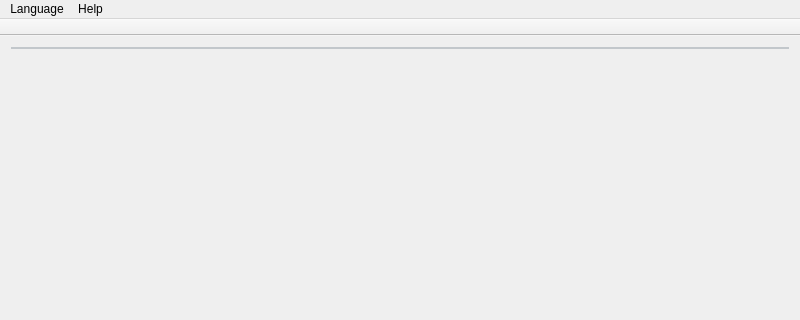
Above: losocket.ui from long568/LoSocket before the change; both pictures show x 0 to 800 and y 0 to 320 of the 800 by 600 pixel window. Below: the same form after it.
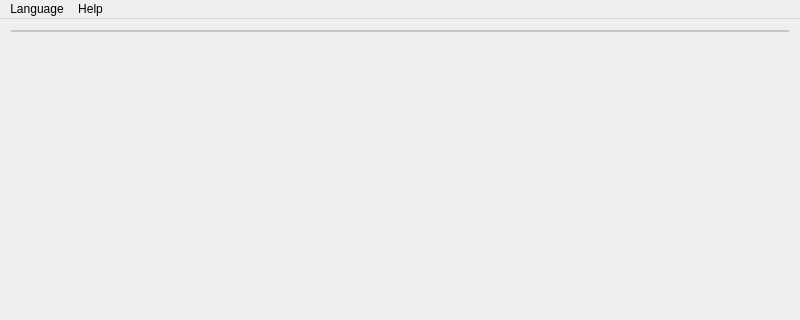
That is the form after the change.

What changed in the file:
```diff
--- a/losocket.ui
+++ b/losocket.ui
@@ -381,20 +381,6 @@
    <addaction name="menuLanguage"/>
    <addaction name="menuAbout"/>
   </widget>
-  <widget class="QToolBar" name="mainToolBar">
-   <property name="movable">
-    <bool>false</bool>
-   </property>
-   <property name="floatable">
-    <bool>true</bool>
-   </property>
-   <attribute name="toolBarArea">
-    <enum>TopToolBarArea</enum>
-   </attribute>
-   <attribute name="toolBarBreak">
-    <bool>false</bool>
-   </attribute>
-  </widget>
   <widget class="QStatusBar" name="statusBar"/>
   <action name="actionChinese">
    <property name="checkable">
```
Left out of the diff: 2 changed lines with no effect on the pictures.
